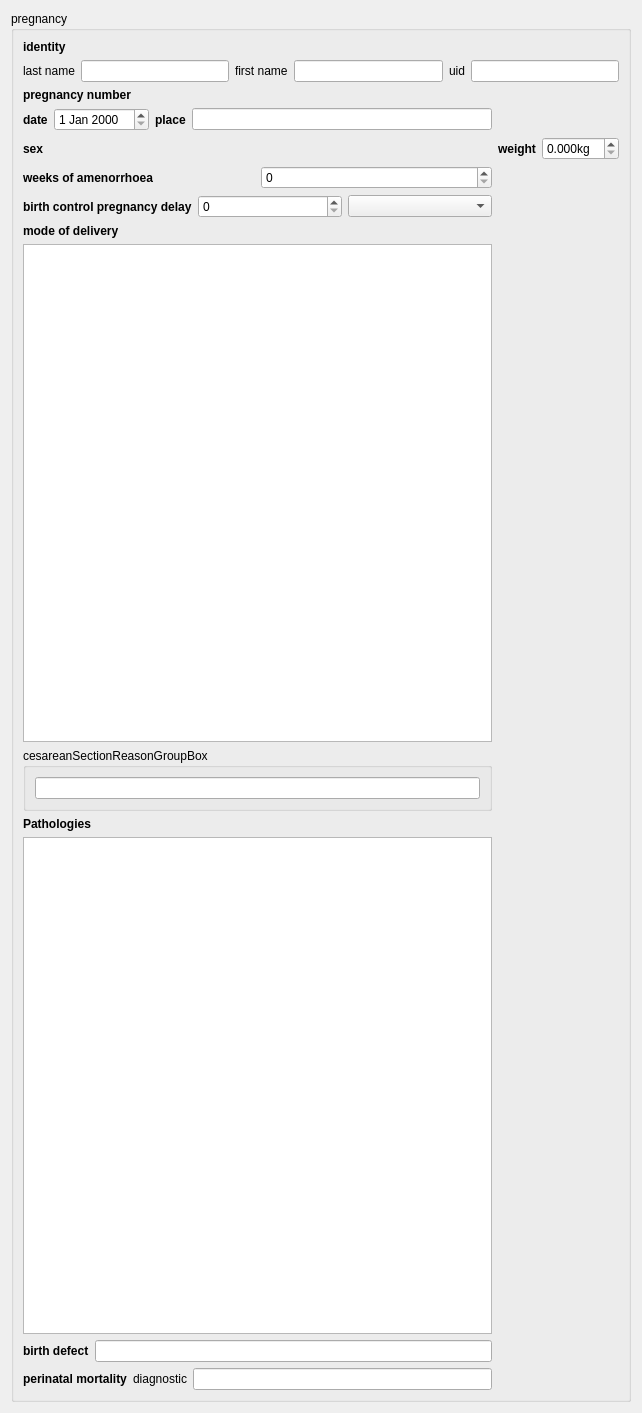
Old version of the form forms/subforms/maternity/pmh/pmhpregnancy/ui/xx/pmhpregnancy.ui in the repository maternite/freehealth.
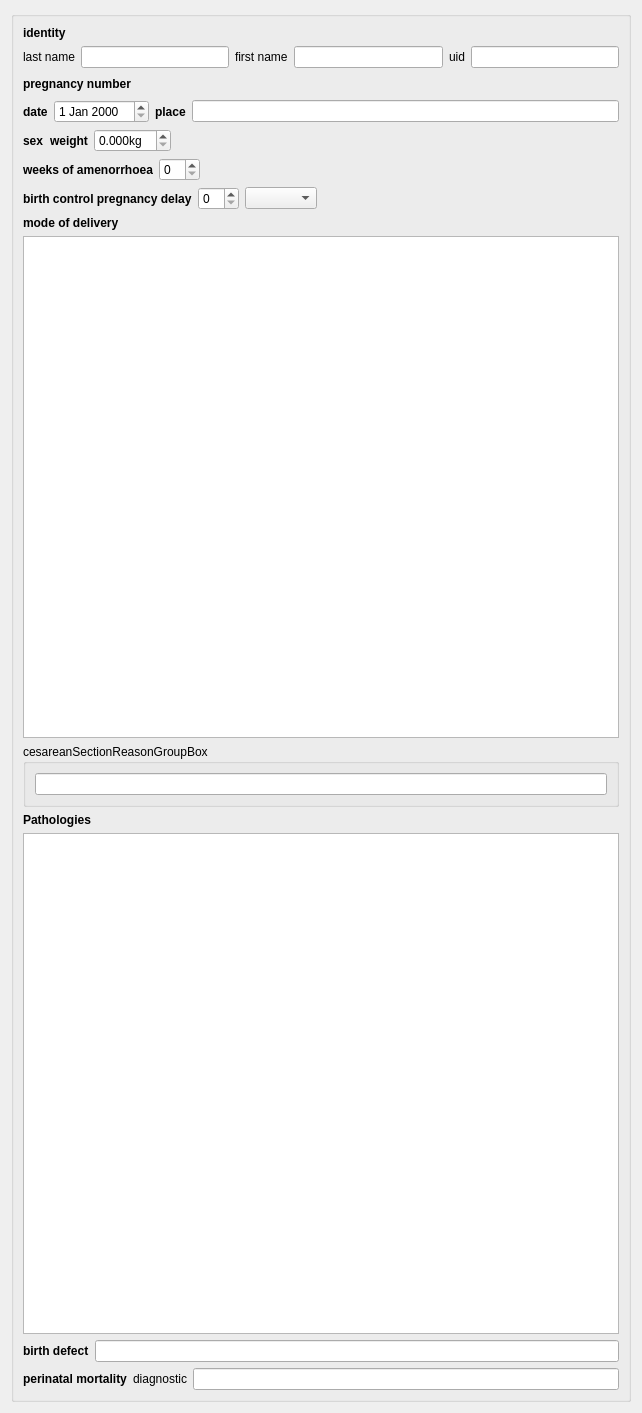
New version of the form.

Commit message: pmh pregnancy work in progress...

```diff
--- a/forms/subforms/maternity/pmh/pmhpregnancy/ui/xx/pmhpregnancy.ui
+++ b/forms/subforms/maternity/pmh/pmhpregnancy/ui/xx/pmhpregnancy.ui
@@ -17,7 +17,7 @@
    <item>
     <widget class="QGroupBox" name="pregnancyGroupBox">
      <property name="title">
-      <string>pregnancy</string>
+      <string/>
      </property>
      <layout class="QGridLayout" name="gridLayout_2">
       <item row="0" column="0" colspan="2">
@@ -67,7 +67,7 @@
         </item>
        </layout>
       </item>
-      <item row="1" column="0">
+      <item row="1" column="0" colspan="2">
        <layout class="QHBoxLayout" name="horizontalLayout">
         <item>
          <widget class="QLabel" name="pregnancyNumberLabel">
@@ -85,9 +85,22 @@
         <item>
          <layout class="QHBoxLayout" name="pregnancyNumberRadioLayout"/>
         </item>
+        <item>
+         <spacer name="horizontalSpacer">
+          <property name="orientation">
+           <enum>Qt::Horizontal</enum>
+          </property>
+          <property name="sizeHint" stdset="0">
+           <size>
+            <width>40</width>
+            <height>20</height>
+           </size>
+          </property>
+         </spacer>
+        </item>
        </layout>
       </item>
-      <item row="2" column="0">
+      <item row="2" column="0" colspan="2">
        <layout class="QHBoxLayout" name="horizontalLayout_7">
         <item>
          <widget class="QLabel" name="DobLabel">
@@ -171,9 +184,22 @@
           </property>
          </widget>
         </item>
+        <item>
+         <spacer name="horizontalSpacer_2">
+          <property name="orientation">
+           <enum>Qt::Horizontal</enum>
+          </property>
+          <property name="sizeHint" stdset="0">
+           <size>
+            <width>40</width>
+            <height>20</height>
+           </size>
+          </property>
+         </spacer>
+        </item>
        </layout>
       </item>
-      <item row="4" column="0">
+      <item row="4" column="0" colspan="2">
        <layout class="QHBoxLayout" name="horizontalLayout_10">
         <item>
          <widget class="QLabel" name="WeeksOfAmenorrhoeaLabel">
@@ -191,9 +217,22 @@
         <item>
          <widget class="QSpinBox" name="WeeksOfAmenorrhoeaSpinBox"/>
         </item>
+        <item>
+         <spacer name="horizontalSpacer_3">
+          <property name="orientation">
+           <enum>Qt::Horizontal</enum>
+          </property>
+          <property name="sizeHint" stdset="0">
+           <size>
+            <width>40</width>
+            <height>20</height>
+           </size>
+          </property>
+         </spacer>
+        </item>
        </layout>
       </item>
-      <item row="5" column="0">
+      <item row="5" column="0" colspan="2">
        <layout class="QHBoxLayout" name="horizontalLayout_16">
         <item>
          <widget class="QLabel" name="BirthControlPregnancyDelayLabel">
@@ -214,9 +253,22 @@
         <item>
          <widget class="QComboBox" name="BirthControlPregnancyDelayComboBox"/>
         </item>
+        <item>
+         <spacer name="horizontalSpacer_4">
+          <property name="orientation">
+           <enum>Qt::Horizontal</enum>
+          </property>
+          <property name="sizeHint" stdset="0">
+           <size>
+            <width>40</width>
+            <height>20</height>
+           </size>
+          </property>
+         </spacer>
+        </item>
        </layout>
       </item>
-      <item row="6" column="0">
+      <item row="6" column="0" colspan="2">
        <layout class="QVBoxLayout" name="verticalLayout_2">
         <item>
          <widget class="QLabel" name="ModeOfDeliveryLabel">
@@ -236,7 +288,7 @@
         </item>
        </layout>
       </item>
-      <item row="7" column="0">
+      <item row="7" column="0" colspan="2">
        <widget class="QGroupBox" name="cesareanSectionReasonGroupBox">
         <property name="title">
          <string>cesareanSectionReasonGroupBox</string>
@@ -248,7 +300,7 @@
         </layout>
        </widget>
       </item>
-      <item row="8" column="0">
+      <item row="8" column="0" colspan="2">
        <layout class="QVBoxLayout" name="verticalLayout_3">
         <item>
          <widget class="QLabel" name="PathologiesLabel">
@@ -268,7 +320,7 @@
         </item>
        </layout>
       </item>
-      <item row="9" column="0">
+      <item row="9" column="0" colspan="2">
        <layout class="QHBoxLayout" name="horizontalLayout_12">
         <item>
          <widget class="QLabel" name="label">
@@ -288,7 +340,7 @@
         </item>
        </layout>
       </item>
-      <item row="10" column="0">
+      <item row="10" column="0" colspan="2">
        <layout class="QHBoxLayout" name="horizontalLayout_11">
         <item>
          <widget class="QLabel" name="PerinatalMortalityLabel">
```
Left out of the diff: 52 changed lines with no effect on the pictures. The commit also changes 2 other files.
